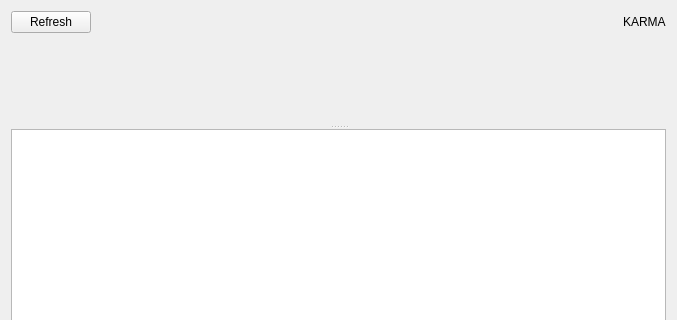
The window that src/postListPage.ui (flopp/DesktopJodel) describes before a commit, drawn with Qt 5; both pictures show x 0 to 677 and y 0 to 320 of the 677 by 722 pixel window.
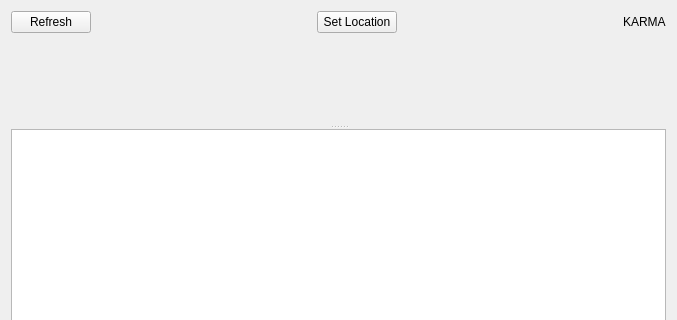
The same window after the commit. Custom widgets are drawn as their Qt base class.

Commit message: added UI to change the current location. fixes #2

```diff
--- a/src/postListPage.ui
+++ b/src/postListPage.ui
@@ -23,6 +23,26 @@
        </property>
       </widget>
      </item>
+     <item>
+      <spacer name="horizontalSpacer_2">
+       <property name="orientation">
+        <enum>Qt::Horizontal</enum>
+       </property>
+       <property name="sizeHint" stdset="0">
+        <size>
+         <width>40</width>
+         <height>20</height>
+        </size>
+       </property>
+      </spacer>
+     </item>
+     <item>
+      <widget class="QPushButton" name="setLocationButton">
+       <property name="text">
+        <string>Set Location</string>
+       </property>
+      </widget>
+     </item>
      <item>
       <spacer name="horizontalSpacer">
        <property name="orientation">
```
The commit also changes 18 other files.
